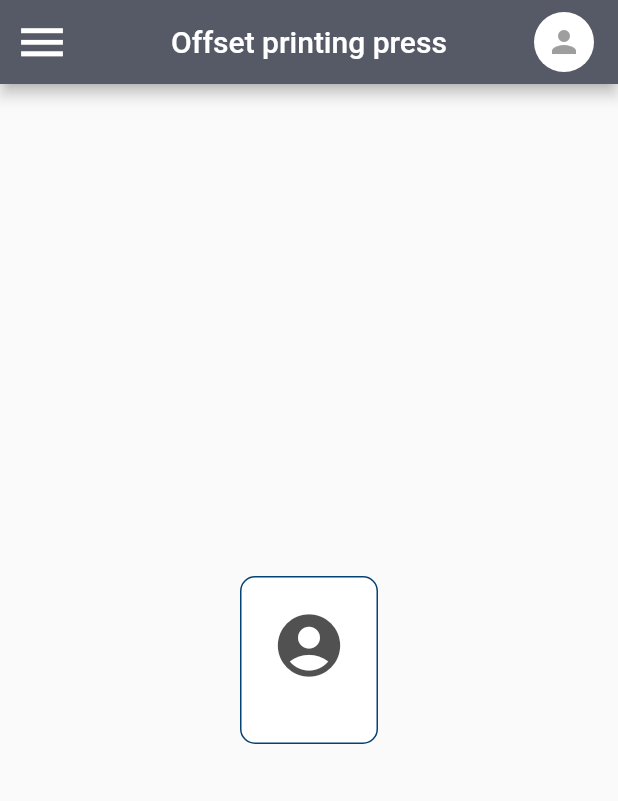
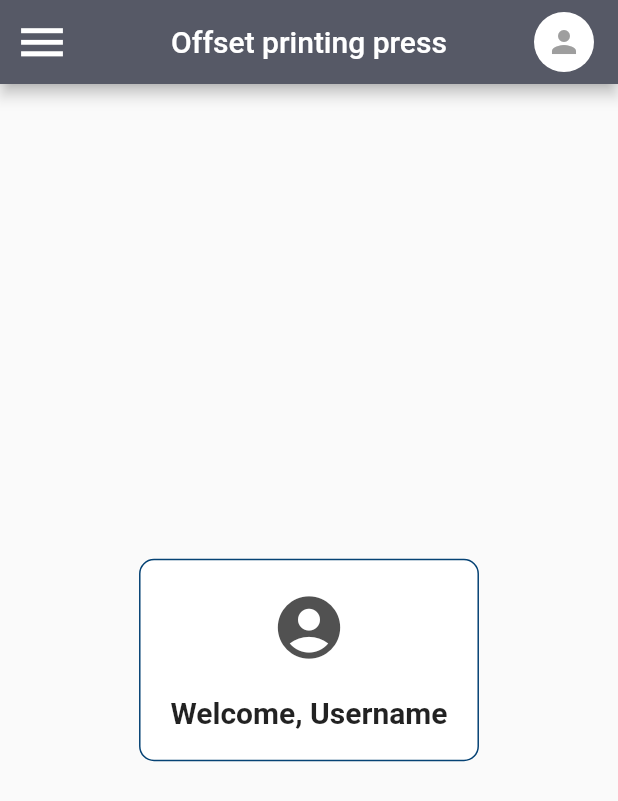
Before and after one commit to aagneye-syam/flutter_management_app, a Flutter app: the screen it shows after launch, on a phone screen of 412 x 824 dp. Shown: the top 801 px of the screen. Run offline on Flutter 3.47's test engine with Material 2 defaults, Android fonts, the phone set to English and light mode, and no system bars.

Commit message:
Welcome txt added and styled

```diff
--- a/lib/main.dart
+++ b/lib/main.dart
@@ -75,9 +75,14 @@ class WelcomeCard extends StatelessWidget {
         children: [
           Icon(Icons.account_circle,
               size: 50, color: const Color.fromARGB(255, 81, 81, 81)),
-          SizedBox(
-            height: 20,
-          )
+          SizedBox(height: 20),
+          Text(
+            'Welcome, Username',
+            style: TextStyle(
+              fontSize: 20,
+              fontWeight: FontWeight.bold,
+            ),
+          ),
         ],
       ),
     );
```
